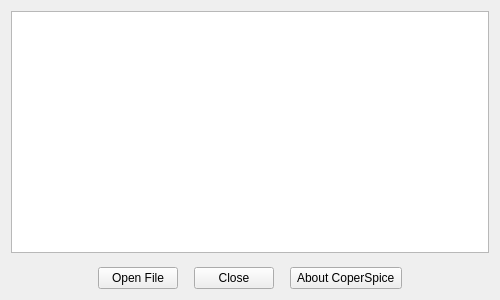
copperspice/kitchensink, file forms/musicplayer.ui: the form before one commit.
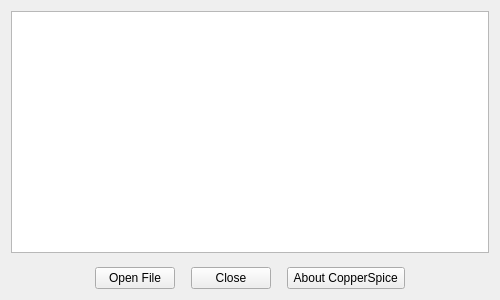
The form after the commit.

Commit message: Fix fonts in tab dialog layout

Patch:
```diff
--- a/forms/musicplayer.ui
+++ b/forms/musicplayer.ui
@@ -99,7 +99,7 @@
      <item>
       <widget class="QPushButton" name="aboutCs_PB">
        <property name="text">
-        <string> About CoperSpice </string>
+        <string> About CopperSpice </string>
        </property>
       </widget>
      </item>
```
The commit also changes 1 other file.
